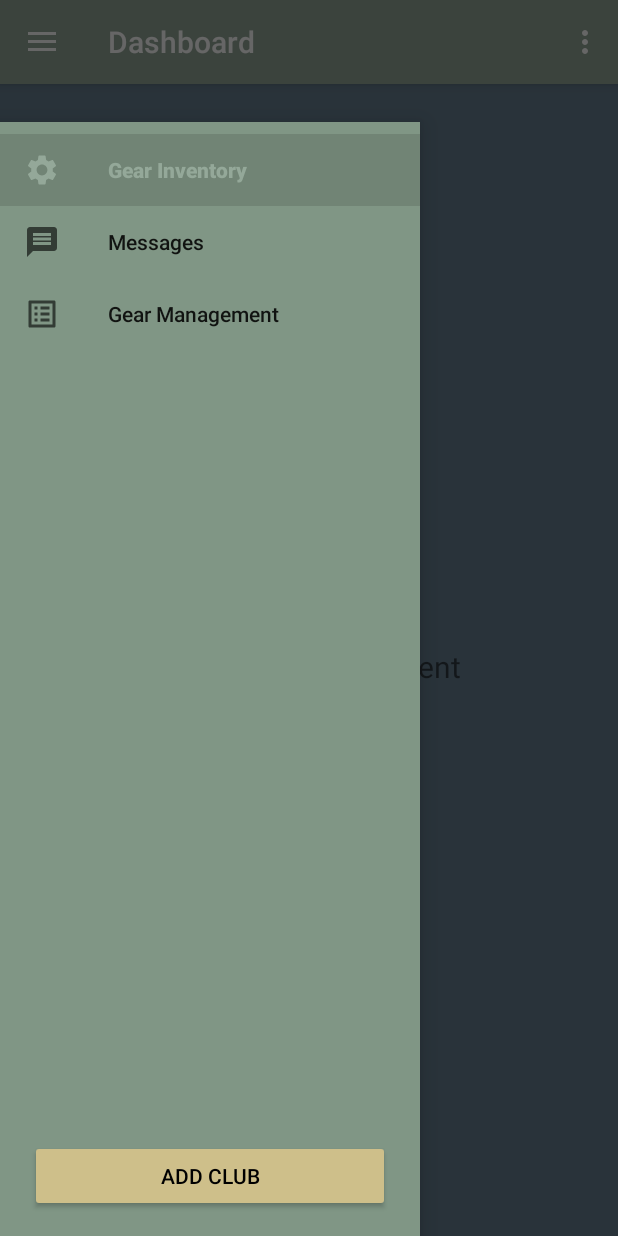
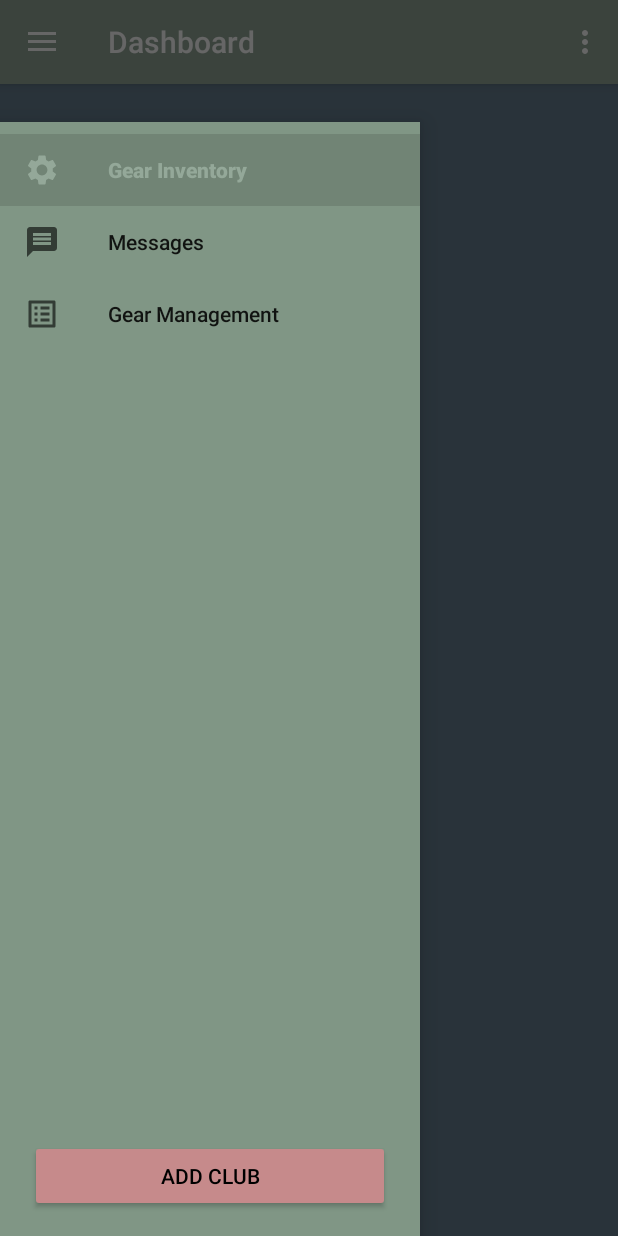
Before and after one commit to sorensej/GearLocker, an Android app: the screen it shows after launch (MainActivity), with the side drawer open, on a phone screen of 412 x 824 dp. Run offline under Robolectric (Android 15) with nearby library versions, the phone set to English and light mode, and no system bars; our stand-ins replace navigation-ui.

Commit message:
Finished up the dashboard.

```diff
--- a/app/src/main/java/edu/rosehulman/gearlocker/dashboard/DashboardFragment.kt
+++ b/app/src/main/java/edu/rosehulman/gearlocker/dashboard/DashboardFragment.kt
@@ -4,9 +4,7 @@ import android.os.Bundle
 import android.view.LayoutInflater
 import android.view.View
 import android.view.ViewGroup
-import android.widget.TextView
 import androidx.fragment.app.Fragment
-import androidx.lifecycle.Observer
 import androidx.lifecycle.ViewModelProviders
 import edu.rosehulman.gearlocker.R
 
@@ -21,11 +19,6 @@ class DashboardFragment : Fragment() {
     ): View? {
         dashboardViewModel =
                 ViewModelProviders.of(this).get(DashboardViewModel::class.java)
-        val root = inflater.inflate(R.layout.fragment_dashboard, container, false)
-        val textView: TextView = root.findViewById(R.id.text_home)
-        dashboardViewModel.text.observe(viewLifecycleOwner, Observer {
-            textView.text = it
-        })
-        return root
+        return inflater.inflate(R.layout.fragment_dashboard, container, false)
     }
 }
--- a/app/src/main/res/layout/dashboard_main.xml
+++ b/app/src/main/res/layout/dashboard_main.xml
@@ -37,7 +37,7 @@
                 android:layout_height="wrap_content"
                 android:gravity="center"
                 android:textColor="@android:color/black"
-                android:backgroundTint="@color/colorAccent"
+                android:backgroundTint="@color/colorAccentTwo"
                 android:layout_marginHorizontal="20dp"
                 android:text="@string/add_club" />
         </LinearLayout>
--- a/app/src/main/res/values/colors.xml
+++ b/app/src/main/res/values/colors.xml
@@ -4,4 +4,6 @@
     <color name="colorPrimaryDark">#809685</color>
     <color name="colorBlue">#677F91</color>
     <color name="colorAccent">#CEBF8A</color>
+    <color name="colorGrey">#C4C4C4</color>
+    <color name="colorAccentTwo">#C68A8B</color>
 </resources>
```
Also changed, not shown: app/src/main/res/layout/dashboard_card_view.xml (added, +22 -0 lines), app/src/main/res/layout/fragment_dashboard.xml (+3 -18 lines), app/src/main/res/layout/fragment_inventory.xml (added, +7 -0 lines).
